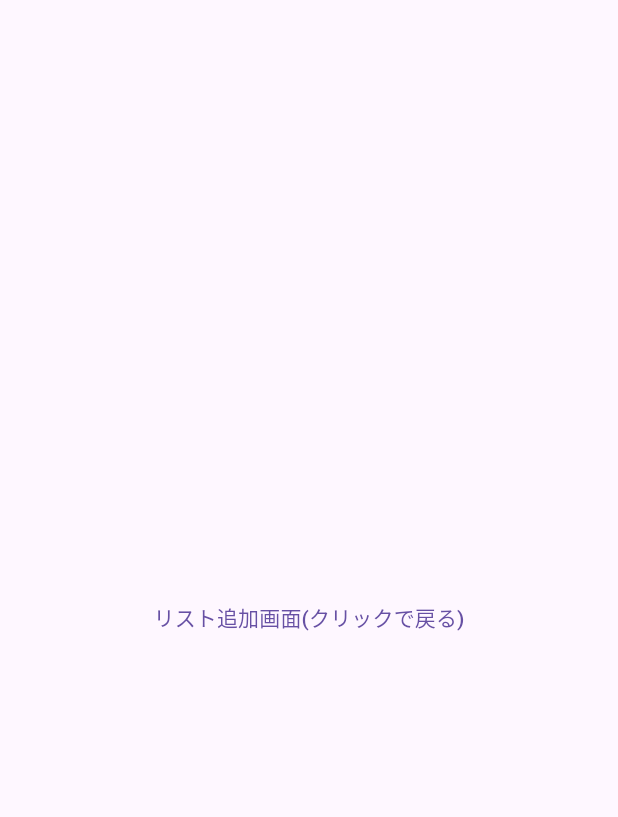
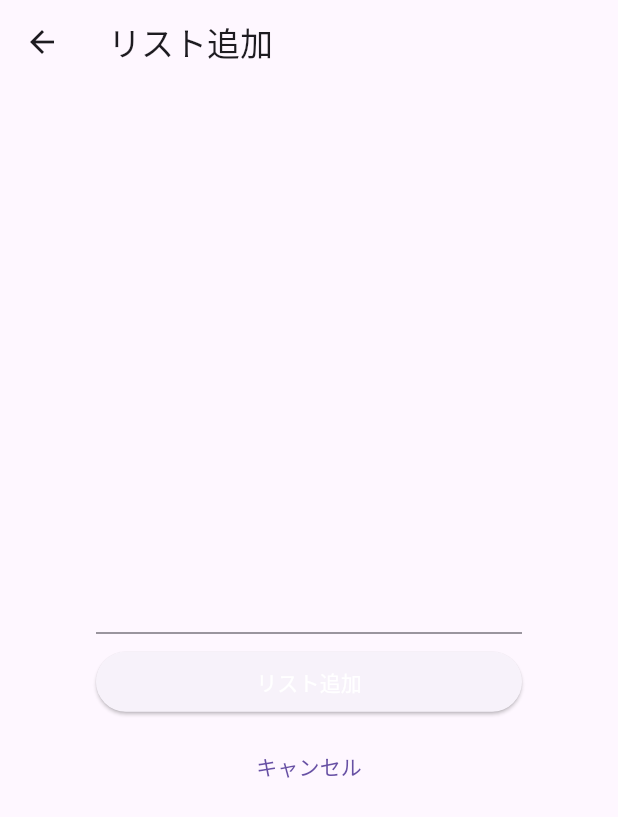
Before and after one commit to Wata-Naoki/flutter-todo, a Flutter app: the screen it shows after launch, after a tap on the "add" icon, on a phone screen of 412 x 824 dp. Shown: the top 817 px of the screen. Run offline on Flutter 3.47's test engine with Material 3 defaults, Android fonts, the phone set to English and light mode, and no system bars; network calls fail.

Commit message:
todoアプリ完成

```diff
--- a/mytodoapp/lib/main.dart
+++ b/mytodoapp/lib/main.dart
@@ -1,6 +1,7 @@
 import 'package:flutter/material.dart';
 
 void main() {
+  // 最初に表示するWidget
   runApp(MyTodoApp());
 }
 
@@ -8,54 +9,138 @@ class MyTodoApp extends StatelessWidget {
   @override
   Widget build(BuildContext context) {
     return MaterialApp(
-      title: "My Todo App",
-      theme: ThemeData(primarySwatch: Colors.blue),
+      // 右上に表示される"debug"ラベルを消す
+      debugShowCheckedModeBanner: false,
+      // アプリ名
+      title: 'My Todo App',
+      theme: ThemeData(
+        // テーマカラー
+        primarySwatch: Colors.blue,
+        visualDensity: VisualDensity.adaptivePlatformDensity,
+      ),
+      // リスト一覧画面を表示
       home: TodoListPage(),
     );
   }
 }
 
 // リスト一覧画面用Widget
-class TodoListPage extends StatelessWidget {
+class TodoListPage extends StatefulWidget {
+  @override
+  _TodoListPageState createState() => _TodoListPageState();
+}
+
+class _TodoListPageState extends State<TodoListPage> {
+  // Todoリストのデータ
+  List<String> todoList = [];
+
   @override
   Widget build(BuildContext context) {
     return Scaffold(
-        appBar: AppBar(title: Text('リスト一覧')),
-        body: ListView(children: <Widget>[
-          Card(
+      // AppBarを表示し、タイトルも設定
+      appBar: AppBar(
+        title: Text('リスト一覧'),
+      ),
+      // データを元にListViewを作成
+      body: ListView.builder(
+        itemCount: todoList.length,
+        itemBuilder: (context, index) {
+          return Card(
             child: ListTile(
-              title: Text('ニンジンを買う'),
+              title: Text(todoList[index]),
             ),
+          );
+        },
       ),
-          Card(
-            child: ListTile(
-              title: Text('玉ねぎを買う'),
-            ),
-          )
-        ]),
       floatingActionButton: FloatingActionButton(
-          onPressed: () {
-            Navigator.of(context).push(
+        onPressed: () async {
+          // "push"で新規画面に遷移
+          // リスト追加画面から渡される値を受け取る
+          final newListText = await Navigator.of(context).push(
             MaterialPageRoute(builder: (context) {
+              // 遷移先の画面としてリスト追加画面を指定
               return TodoAddPage();
             }),
           );
+          if (newListText != null) {
+            // キャンセルした場合は newListText が null となるので注意
+            setState(() {
+              // リスト追加
+              todoList.add(newListText);
+            });
+          }
         },
         child: Icon(Icons.add),
-        ));
+      ),
+    );
   }
 }
 
-class TodoAddPage extends StatelessWidget {
+class TodoAddPage extends StatefulWidget {
+  @override
+  _TodoAddPageState createState() => _TodoAddPageState();
+}
+
+class _TodoAddPageState extends State<TodoAddPage> {
+  // 入力されたテキストをデータとして持つ
+  String _text = '';
+
+  // データを元に表示するWidget
   @override
   Widget build(BuildContext context) {
     return Scaffold(
-      body: Center(
+      appBar: AppBar(
+        title: Text('リスト追加'),
+      ),
+      body: Container(
+        // 余白を付ける
+        padding: EdgeInsets.all(64),
+        child: Column(
+          mainAxisAlignment: MainAxisAlignment.center,
+          children: <Widget>[
+            // 入力されたテキストを表示
+            Text(_text, style: TextStyle(color: Colors.blue)),
+            const SizedBox(height: 8),
+            // テキスト入力
+            TextField(
+              // 入力されたテキストの値を受け取る（valueが入力されたテキスト）
+              onChanged: (String value) {
+                // データが変更したことを知らせる（画面を更新する）
+                setState(() {
+                  // データを変更
+                  _text = value;
+                });
+              },
+            ),
+            const SizedBox(height: 8),
+            Container(
+              // 横幅いっぱいに広げる
+              width: double.infinity,
+              // リスト追加ボタン
+              child: ElevatedButton(
+                onPressed: () {
+                  // "pop"で前の画面に戻る
+                  // "pop"の引数から前の画面にデータを渡す
+                  Navigator.of(context).pop(_text);
+                },
+                child: Text('リスト追加', style: TextStyle(color: Colors.white)),
+              ),
+            ),
+            const SizedBox(height: 8),
+            Container(
+              // 横幅いっぱいに広げる
+              width: double.infinity,
+              // キャンセルボタン
               child: TextButton(
+                // ボタンをクリックした時の処理
                 onPressed: () {
+                  // "pop"で前の画面に戻る
                   Navigator.of(context).pop();
                 },
-          child: Text("リスト追加画面(クリックで戻る)"),
+                child: Text('キャンセル'),
+              ),
+            ),
+          ],
         ),
       ),
     );
```
Lines whose indentation alone changed are shown as unchanged.
